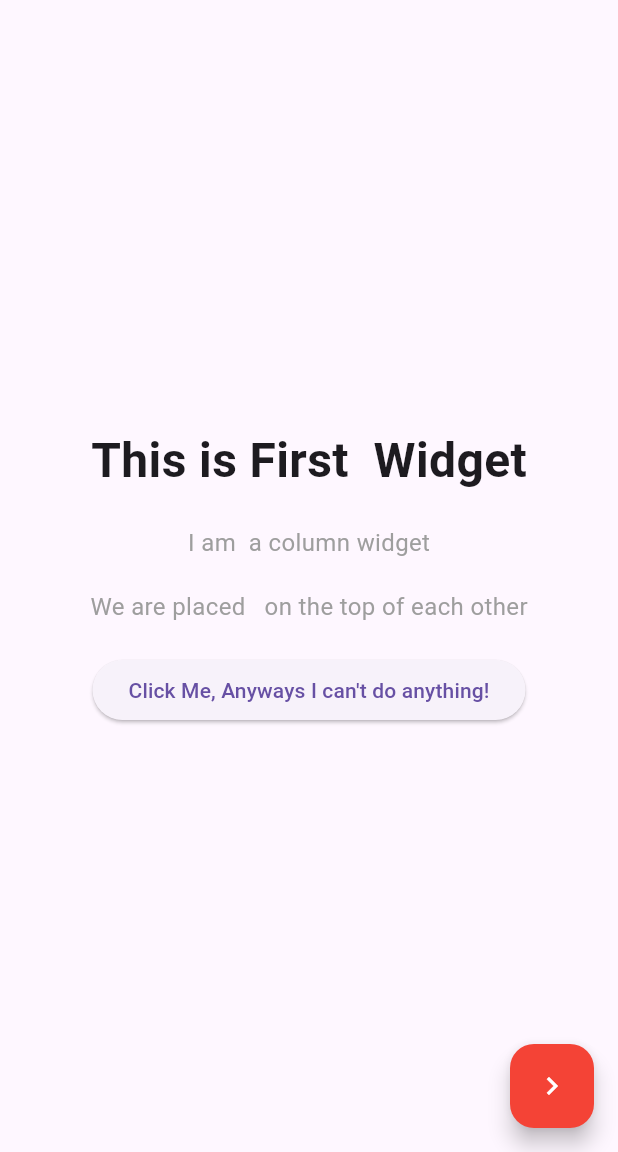
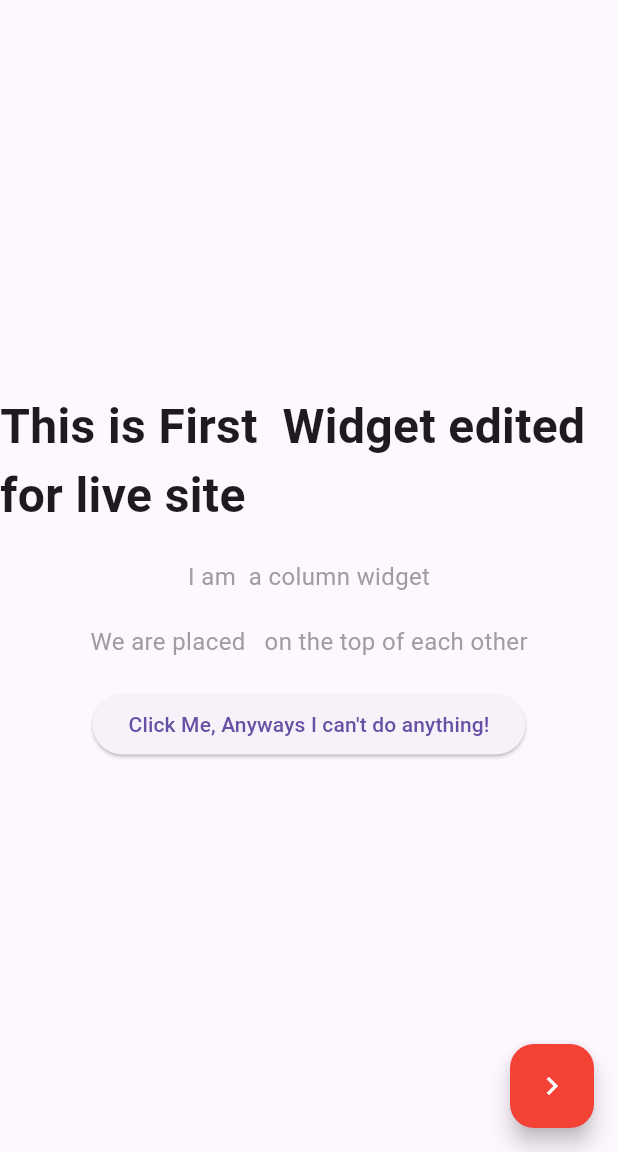
Before and after one commit to mati-tech/thirdPr, a Flutter app: the screen it shows after launch, on a phone screen of 412 x 824 dp, the part 84-1236 px from its top. Run offline on Flutter 3.47's test engine with Material 3 defaults, Android fonts, the light colour scheme and no system bars.

Commit message:
commit for website

```diff
--- a/lib/screens/firstwidget.dart
+++ b/lib/screens/firstwidget.dart
@@ -8,7 +8,7 @@ class firstWidget extends StatelessWidget {
     return Column(
       mainAxisAlignment: MainAxisAlignment.center,
       children: [
-        Text("This is First  Widget", style: TextStyle(fontSize: 32, fontWeight: FontWeight.bold)),
+        Text("This is First  Widget edited for live site", style: TextStyle(fontSize: 32, fontWeight: FontWeight.bold)),
         SizedBox(height: 20),
         Text("I am  a column widget", style: TextStyle(fontSize: 16, fontWeight: FontWeight.normal, color: Colors.grey)),
         SizedBox(height: 20),
```
